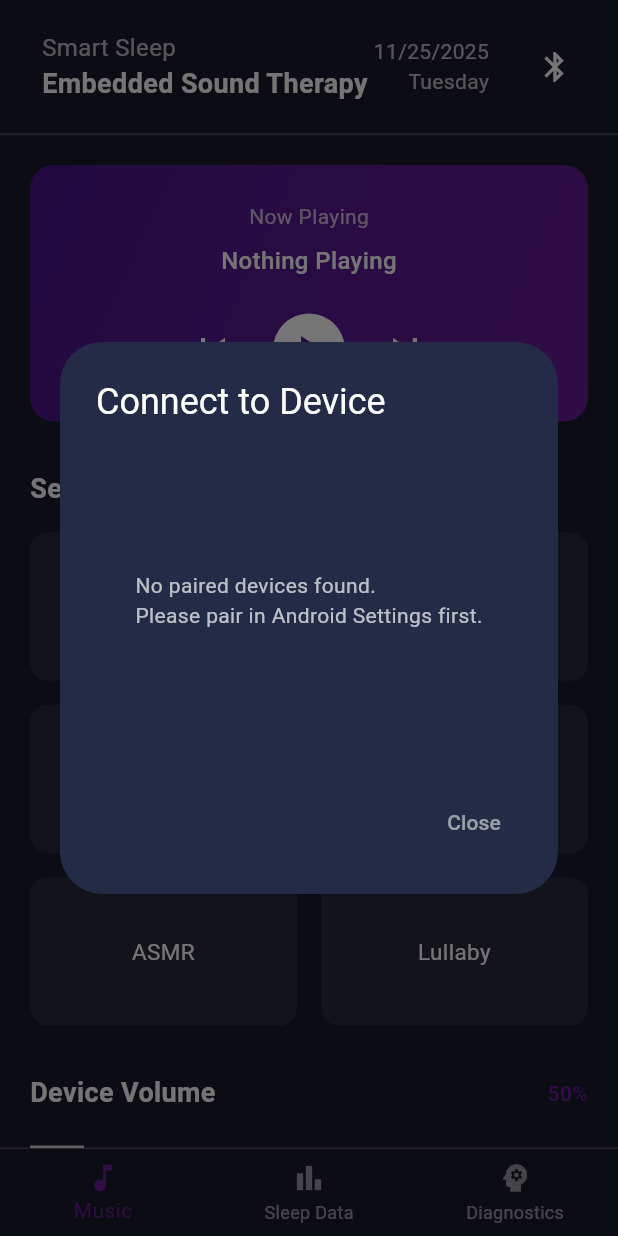
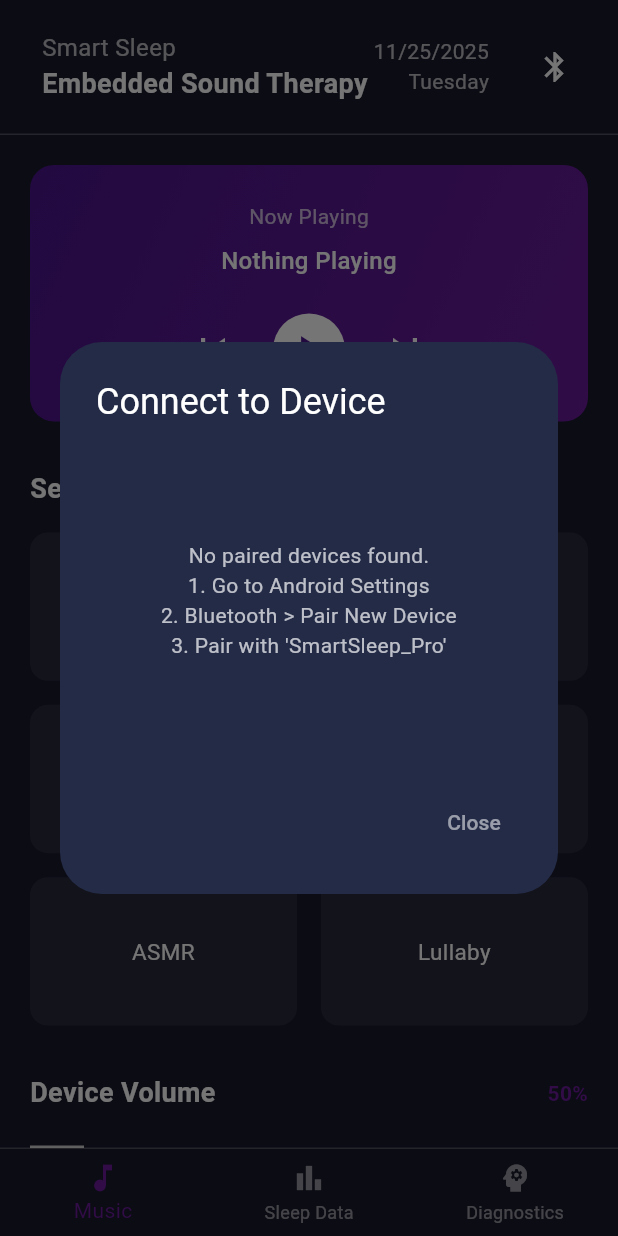
Before and after one commit to FrancisEugenio28/Sleep-Sound-Therapy-Mobile-App, a Flutter app: the screen it shows after launch, after a tap on the "bluetooth" icon, on a phone screen of 412 x 824 dp. Run offline on Flutter 3.47's test engine with Material 3 defaults, Android fonts, the light colour scheme and no system bars; drawn by our look-alikes of syncfusion_flutter_sliders; our stand-ins replace flutter_bluetooth_serial, just_audio, permission_handler; missing offline and left inert: rive_animated_icon; Roboto replaces fonts that are missing (Sans-serif).

Commit message:
update landing page and BTCT

```diff
--- a/lib/bluetooth_controller.dart
+++ b/lib/bluetooth_controller.dart
@@ -1,65 +1,98 @@
 import 'dart:async';
 import 'dart:typed_data';
+import 'package:flutter/material.dart'; // Added for debug prints
 import 'package:flutter_bluetooth_serial/flutter_bluetooth_serial.dart';
 import 'package:permission_handler/permission_handler.dart';
 
 class BluetoothController {
-  // Singleton - One instance for the whole app
+  // Singleton
   static final BluetoothController _instance = BluetoothController._internal();
   factory BluetoothController() => _instance;
   BluetoothController._internal();
 
   BluetoothConnection? connection;
-  bool get isConnected => connection != null && connection!.isConnected;
 
-  // Stream to broadcast data to all pages
+  // Stream for data
   final StreamController<String> _dataStream = StreamController<String>.broadcast();
   Stream<String> get dataStream => _dataStream.stream;
+
+  // Getter for connection state
+  bool get isConnected => connection != null && connection!.isConnected;
 
   Future<void> initPermissions() async {
     await [
       Permission.bluetooth,
       Permission.bluetoothScan,
       Permission.bluetoothConnect,
-      Permission.location
+      Permission.location,
     ].request();
   }
 
-  // Connect to specific device
   Future<bool> connect(BluetoothDevice device) async {
+    print("DEBUG: Starting connection to ${device.address}");
+
+    // 1. Clean up existing connections
+    if (connection != null) {
+      print("DEBUG: Closing existing connection...");
+      await connection!.finish();
+      connection = null;
+    }
+
     try {
-      await connection?.finish(); // Close previous if exists
+      // 2. Attempt Connection
+      // We use a direct connection attempt without a manual timeout first
+      // The library handles timeouts internally usually around 5-10s
+      connection = await BluetoothConnection.toAddress(device.address);
 
-      // FIX: Added timeout logic here to prevent indefinite hanging
-      connection = await BluetoothConnection.toAddress(device.address)
-          .timeout(const Duration(seconds: 10));
+      print("DEBUG: Socket Connected!");
 
-      print('Connected to the device'); // Debug print
+      // 3. Setup Listener
+      connection!.input!.listen(
+        _onDataReceived,
+        onDone: () {
+          print("DEBUG: Connection Closed by remote device");
+          _dataStream.add("STATUS:Disconnected");
+          connection = null;
+        },
+        onError: (error) {
+          print("DEBUG: Stream Error: $error");
+          _dataStream.add("STATUS:Error");
+        },
+      );
 
-      // Listen to incoming data
-      connection!.input!.listen(_onDataReceived).onDone(() {
-        _dataStream.add("STATUS:Disconnected");
-      });
       return true;
     } catch (e) {
-      print("Connection Error: $e");
+      print("DEBUG: CRITICAL CONNECTION ERROR: $e");
+      connection = null;
       return false;
     }
   }
 
   void _onDataReceived(Uint8List data) {
-    // Convert bytes to string
-    String message = String.fromCharCodes(data).trim();
-    if (message.isNotEmpty) {
-      _dataStream.add(message); // Send to UI
+    try {
+      String message = String.fromCharCodes(data).trim();
+      if (message.isNotEmpty) {
+        print("DEBUG: Received: $message"); // Visualize data in console
+        _dataStream.add(message);
+      }
+    } catch (e) {
+      print("DEBUG: Parse Error: $e");
     }
   }
 
   void sendCommand(String command) {
     if (isConnected) {
-      // Send with newline \n because ESP32 uses readStringUntil('\n')
-      connection!.output.add(Uint8List.fromList("$command\n".codeUnits));
-      connection!.output.allSent;
+      print("DEBUG: Sending: $command");
+      try {
+        connection!.output.add(Uint8List.fromList("$command\n".codeUnits));
+        connection!.output.allSent.then((_) {
+          // Data sent successfully
+        });
+      } catch (e) {
+        print("DEBUG: Send Error: $e");
+      }
+    } else {
+      print("DEBUG: Cannot send, not connected.");
     }
   }
 
--- a/lib/pages/landing_page.dart
+++ b/lib/pages/landing_page.dart
@@ -71,11 +71,18 @@
     super.dispose();
   }
 
-  // 2. Connection Dialog Logic
+  // 2. Connection Dialog Logic (Robust Version)
   void _showConnectionDialog() async {
+    // Request permissions first
     await _btController.initPermissions();
-    // Get list of paired devices
-    List<BluetoothDevice> devices = await FlutterBluetoothSerial.instance.getBondedDevices();
+
+    List<BluetoothDevice> devices = [];
+    try {
+      // Get list of paired devices
+      devices = await FlutterBluetoothSerial.instance.getBondedDevices();
+    } catch (e) {
+      print("Error getting devices: $e");
+    }
 
     if (!mounted) return;
 
@@ -88,7 +95,13 @@
           width: double.maxFinite,
           height: 200,
           child: devices.isEmpty
-            ? const Center(child: Text("No paired devices found.\nPlease pair in Android Settings first.", style: TextStyle(color: Colors.white70)))
+            ? const Center(
+                child: Text(
+                  "No paired devices found.\n1. Go to Android Settings\n2. Bluetooth > Pair New Device\n3. Pair with 'SmartSleep_Pro'",
+                  style: TextStyle(color: Colors.white70),
+                  textAlign: TextAlign.center,
+                )
+              )
             : ListView.builder(
                 itemCount: devices.length,
                 itemBuilder: (context, index) {
@@ -97,18 +110,27 @@
                     subtitle: Text(devices[index].address, style: const TextStyle(color: Colors.white70)),
                     trailing: const Icon(Icons.link, color: Colors.white54),
                     onTap: () async {
+                      // 1. Close dialog immediately
                       Navigator.pop(context);
+
+                      // 2. Show "Connecting" feedback
                       ScaffoldMessenger.of(context).showSnackBar(
-                        const SnackBar(content: Text("Connecting...")),
+                        const SnackBar(
+                          content: Text("Connecting to SmartSleep_Pro..."),
+                          duration: Duration(seconds: 2),
+                        ),
                       );
 
+                      // 3. Attempt Connection
                       bool success = await _btController.connect(devices[index]);
 
+                      // 4. Show Result feedback
                       if (mounted) {
                         ScaffoldMessenger.of(context).showSnackBar(
                           SnackBar(
-                            content: Text(success ? "Connected to ${devices[index].name}!" : "Connection Failed"),
+                            content: Text(success ? "Connected Successfully!" : "Connection Failed. Check Debug Console."),
                             backgroundColor: success ? Colors.green : Colors.red,
+                            duration: const Duration(seconds: 3),
                           ),
                         );
                       }
@@ -344,7 +366,7 @@
                 Row(
                   mainAxisAlignment: MainAxisAlignment.spaceBetween,
                   children: [
-                    const Text('Device Volume', // Changed label
+                    const Text('Device Volume',
                         style: TextStyle(fontSize: 18, fontWeight: FontWeight.bold, color: Colors.white)),
                     Text('${frequencyValue.toInt()}%',
                         style: const TextStyle(fontSize: 14, color: Color(0xFF6a1b9a), fontWeight: FontWeight.w600)),
@@ -371,14 +393,14 @@
                         enableTooltip: true,
                         activeColor: const Color(0xFF6a1b9a),
                         inactiveColor: Colors.white24,
-                        // OPTIMIZED: Update UI instantly, but send command only on release
+                        // OPTIMIZED: Update UI instantly
                         onChanged: (dynamic value) {
                           setState(() {
                             frequencyValue = value;
                           });
                         },
+                        // OPTIMIZED: Send Command only on Release
                         onChangeEnd: (dynamic value) {
-                          // SEND TO ESP32 Only when user stops dragging
                           _btController.sendCommand("VOL:${value.toInt()}");
                         },
                       ),
```
